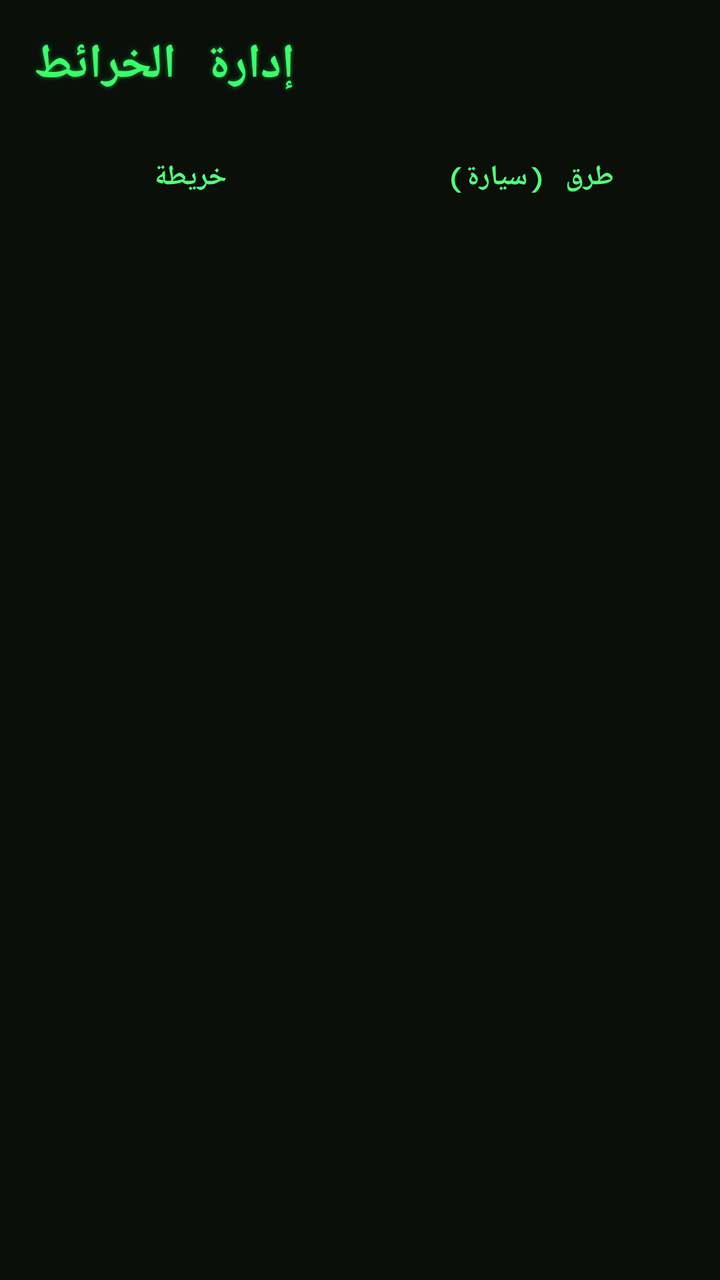
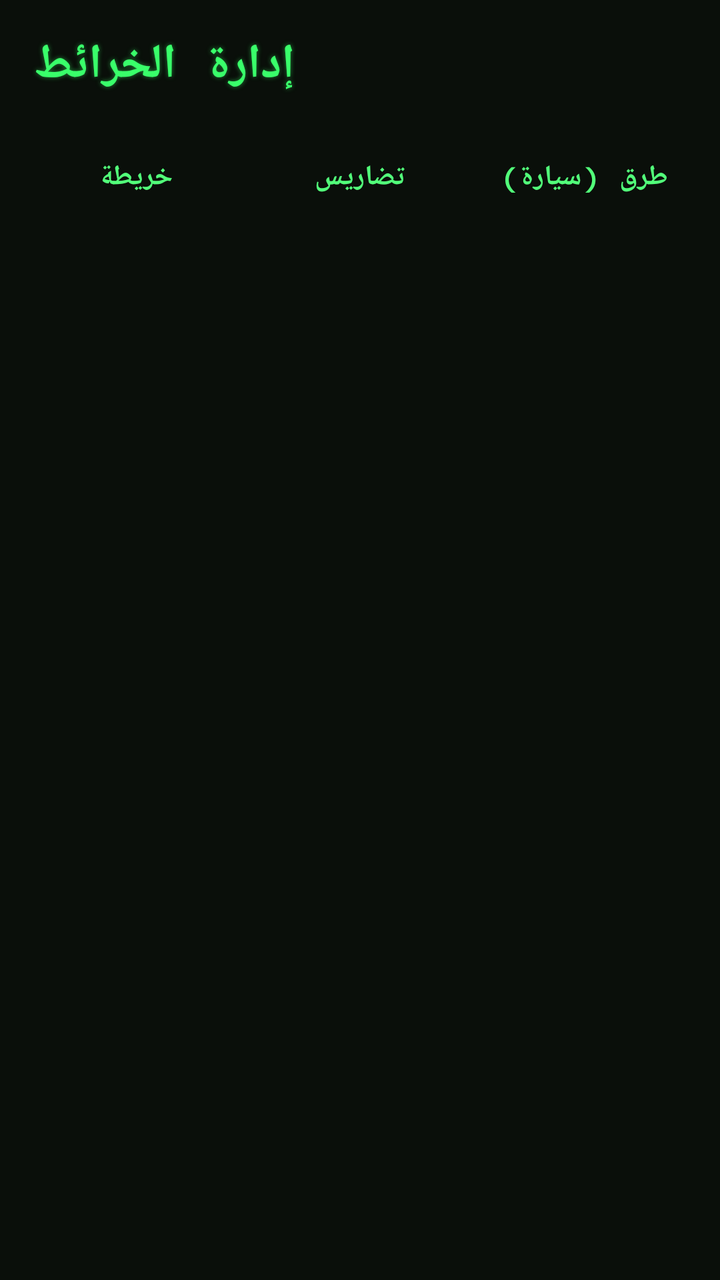

An Android layout rendered at two revisions. The XML below is the earlier revision; the diff shows what the commit changed to produce the second picture.
<!-- AndroidManifest.xml: application theme Theme.DalilAlBar -->
<!-- res/layout/activity_settings.xml -->
<?xml version="1.0" encoding="utf-8"?>
<LinearLayout xmlns:android="http://schemas.android.com/apk/res/android"
    android:layout_width="match_parent"
    android:layout_height="match_parent"
    android:orientation="vertical"
    android:background="@color/neon_bg">

    <TextView
        android:layout_width="wrap_content"
        android:layout_height="wrap_content"
        android:text="@string/manage_maps_title"
        android:textAppearance="@style/TextAppearance.DalilAlBar.NeonDigital"
        android:textSize="24sp"
        android:padding="16dp" />

    
    <LinearLayout
        android:layout_width="match_parent"
        android:layout_height="wrap_content"
        android:orientation="horizontal"
        android:paddingStart="16dp"
        android:paddingEnd="16dp"
        android:paddingBottom="12dp">

        <Button
            android:id="@+id/tabMapTiles"
            style="@style/Widget.DalilAlBar.NeonDialogButton"
            android:layout_width="0dp"
            android:layout_height="wrap_content"
            android:layout_weight="1"
            android:layout_marginEnd="6dp"
            android:text="@string/tab_map_tiles" />

        <Button
            android:id="@+id/tabRoadNetwork"
            style="@style/Widget.DalilAlBar.NeonDialogButton"
            android:layout_width="0dp"
            android:layout_height="wrap_content"
            android:layout_weight="1"
            android:layout_marginStart="6dp"
            android:text="@string/tab_road_network" />
    </LinearLayout>

    <ScrollView
        android:layout_width="match_parent"
        android:layout_height="match_parent">

        <LinearLayout
            android:id="@+id/regionCardsContainer"
            android:layout_width="match_parent"
            android:layout_height="wrap_content"
            android:orientation="vertical"
            android:paddingStart="16dp"
            android:paddingEnd="16dp"
            android:paddingBottom="24dp" />

    </ScrollView>
</LinearLayout>
<!-- resources referenced by this layout -->
<resources>
  <color name="neon_bg">#0A0F0A</color>
  <string name="manage_maps_title">إدارة الخرائط</string>
  <string name="tab_map_tiles">خريطة</string>
  <string name="tab_road_network">طرق (سيارة)</string>
  <style name="TextAppearance.DalilAlBar.NeonDigital" parent="@android:style/TextAppearance">
          <item name="android:fontFamily">monospace</item>
          <item name="android:textStyle">bold</item>
          <item name="android:textColor">@color/neon_green</item>
          <item name="android:letterSpacing">0.03</item>
          <item name="android:shadowColor">#8039FF6A</item>
          <item name="android:shadowRadius">6</item>
          <item name="android:shadowDx">0</item>
          <item name="android:shadowDy">0</item>
      </style>
  <style name="Widget.DalilAlBar.NeonDialogButton" parent="Widget.MaterialComponents.Button.TextButton">
          <item name="android:textColor">@color/neon_green_bright</item>
          <item name="fontFamily">monospace</item>
          <item name="android:textStyle">bold</item>
      </style>
  <style name="Theme.DalilAlBar" parent="Theme.MaterialComponents.DayNight.NoActionBar">
          <item name="colorPrimary">@color/desert_brown</item>
          <item name="colorPrimaryVariant">@color/desert_brown</item>
          <item name="colorOnPrimary">@color/white</item>
          <item name="colorSecondary">@color/sand_bg</item>
          <item name="android:statusBarColor" tools:targetApi="21">@color/desert_brown</item>
      </style>
  <color name="neon_green">#39FF6A</color>
  <color name="neon_green_bright">#52FF7A</color>
  <color name="desert_brown">#5C3A21</color>
  <color name="white">#FFFFFF</color>
  <color name="sand_bg">#C9A66B</color>
</resources>

<!-- the commit's change to res/layout/activity_settings.xml (unified diff, before → after) -->
@@ -28,8 +28,18 @@
             android:layout_width="0dp"
             android:layout_height="wrap_content"
             android:layout_weight="1"
-            android:layout_marginEnd="6dp"
+            android:layout_marginEnd="4dp"
             android:text="@string/tab_map_tiles" />
+
+        <Button
+            android:id="@+id/tabTerrain"
+            style="@style/Widget.DalilAlBar.NeonDialogButton"
+            android:layout_width="0dp"
+            android:layout_height="wrap_content"
+            android:layout_weight="1"
+            android:layout_marginStart="4dp"
+            android:layout_marginEnd="4dp"
+            android:text="@string/tab_terrain" />
 
         <Button
             android:id="@+id/tabRoadNetwork"
@@ -37,7 +47,7 @@
             android:layout_width="0dp"
             android:layout_height="wrap_content"
             android:layout_weight="1"
-            android:layout_marginStart="6dp"
+            android:layout_marginStart="4dp"
             android:text="@string/tab_road_network" />
     </LinearLayout>
 
<!-- resource entries referenced after the edit -->
@@ -4,6 +4,7 @@
   <string name="manage_maps_title">إدارة الخرائط</string>
   <string name="tab_map_tiles">خريطة</string>
   <string name="tab_road_network">طرق (سيارة)</string>
+  <string name="tab_terrain">تضاريس</string>
   <style name="TextAppearance.DalilAlBar.NeonDigital" parent="@android:style/TextAppearance">
           <item name="android:fontFamily">monospace</item>
           <item name="android:textStyle">bold</item>
